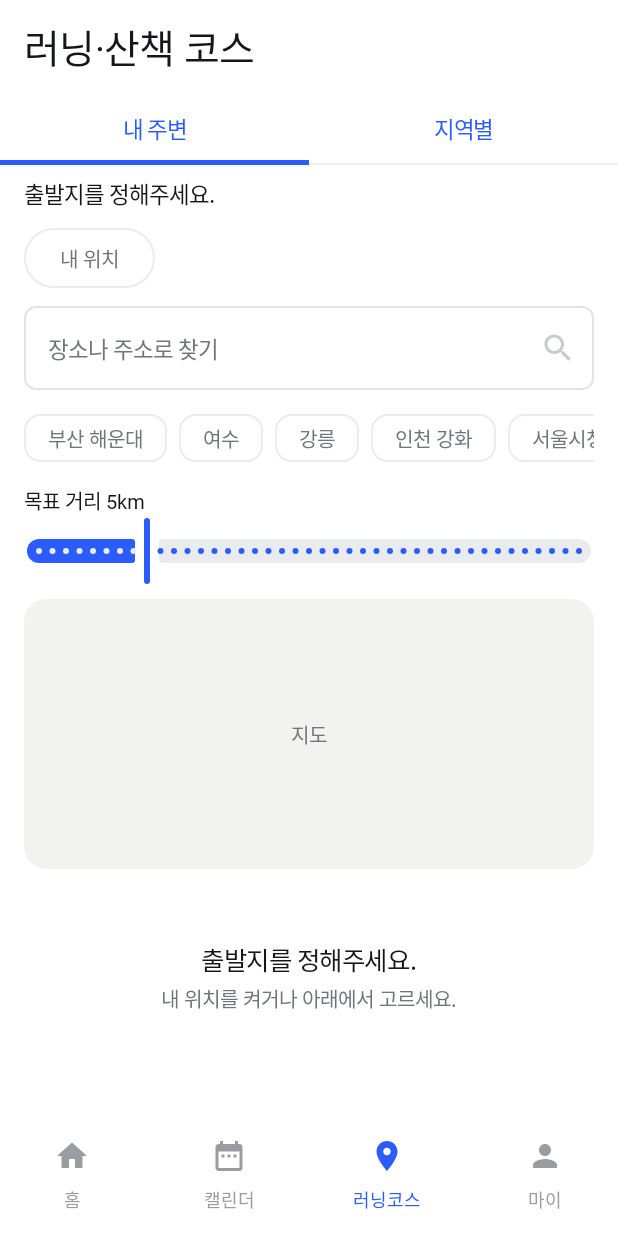
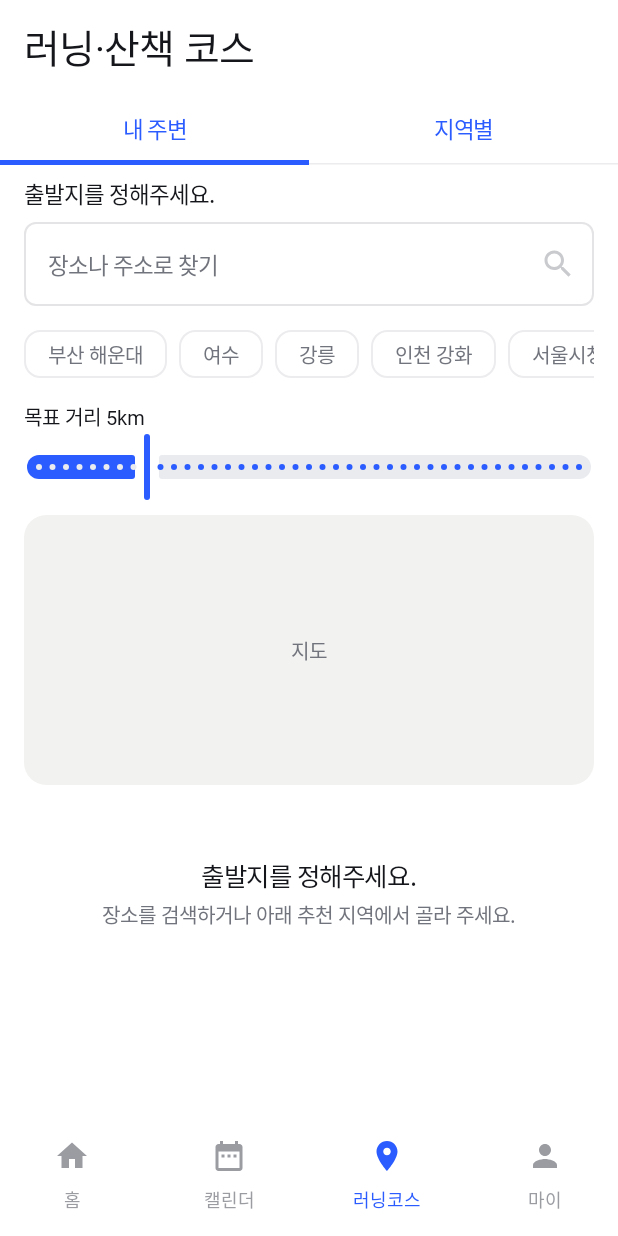
Before and after one commit to uuusun/RunningGu, an Android app built with Jetpack Compose: the CourseScreen screen opened through its navigation route, on a phone screen of 412 x 824 dp. Run offline under Robolectric (Android 15) with nearby library versions, the light colour scheme and no system bars; network calls fail; pictures from the network do not load; Roboto replaces fonts that are not available here.

Commit message:
feat(course): S8 에서 기기 위치 경로를 걷어낸다 (AP-12 · 결정-56 · #215)
#215 순서 3번. 계약(#218)이 develop 에 들어와 화면을 맞춘다.

## CourseScreen

- MyLocationButton 통째로 삭제 — permission launcher · LOCATION_PERMISSIONS ·
  ContextCompat 권한 조회까지 함께 없어진다. **앱에서 위치 권한을 요청하는
  자리는 여기 하나뿐이었다**
- 안 쓰게 된 import 6개 제거 (Manifest · PackageManager · ContextCompat ·
  rememberLauncherForActivityResult · ActivityResultContracts · LocalContext)
- OriginState.Locating 을 **미선택으로 접었다.** 기기 위치를 안 쓰면 "확인하는
  중" 이라는 상태가 없다. UiState 시그니처는 건드리지 않았다 — 그건 순서 4번이다
- locationMessage 표시 제거 (권한 거부·서비스 꺼짐 안내)
- [뛰기] 삭제. 버튼이 [저장] 하나가 되어 Row 도 걷었다
- 문구 둘을 확정본으로 (SPEC §4.11-7)
    출발지 미선택  "장소를 검색하거나 아래 추천 지역에서 골라 주세요."
    경로 없음      "이 근처엔 따라갈 경로가 없어요."
  뒤 문장의 "자유롭게 뛰어도 기록은 그대로 남습니다" 는 GPS 기록을 전제한 말이다

## UI 문구·주석

내 주변 → 출발지 주변, GPS/현재 위치 표현 정리 — CourseFormat · NumberRail ·
Color · Theme · HeroTerrain · RunningGuNavHost.

목업 v2 의 빈 상태 설명도 같이 고쳤다. 이 PR 이 바꾸는 바로 그 문구라, 따로
두면 화면과 목업이 서로 다른 말을 한다.

## 범위 밖으로 둔 것

- CourseUiState · CourseViewModel — 순서 4번(김민지)
- 목업 v2 의 GPS 기록 화면 · ui-mockup-prompts.md · figma-flow-board — 29곳이라
  섞으면 이 PR 이 안 읽힌다. 바로 다음 문서 PR 로 올린다

## 검증

:app:testDebugUnitTest  BUILD SUCCESSFUL
:app:assembleDebug      BUILD SUCCESSFUL

계약이 먼저 서 있어서(#218) 화면만 맞추면 되는 작업이었다.

```diff
--- a/android/app/src/main/java/com/runninggu/app/ui/common/NumberRail.kt
+++ b/android/app/src/main/java/com/runninggu/app/ui/common/NumberRail.kt
@@ -19,7 +19,7 @@ import androidx.compose.ui.unit.dp
  * **두 화면이 같은 뜻(순번)에 같은 모양을 쓰게 하려고 여기 둔다.**
  *
  * - S7 동선 타임라인 — 블록 순서. 지도 핀 번호와 같은 값이다 (§3-8)
- * - S8 내 주변 목록 — 거리순 순번. 역시 지도 번호 핀과 같은 값이다 (§4.11-4 "리스트 번호 일치")
+ * - S8 출발지 주변 목록 — 거리순 순번. 역시 지도 번호 핀과 같은 값이다 (§4.11-4 "리스트 번호 일치")
  *
  * 화면마다 복사해 두면 한쪽 지름이나 색을 바꿨을 때 다른 쪽만 예전 모양으로 남고 아무도
  * 모른다 — 같은 모양으로 두려던 것이 거기서 깨진다(#158 리뷰).
--- a/android/app/src/main/java/com/runninggu/app/ui/course/CourseFormat.kt
+++ b/android/app/src/main/java/com/runninggu/app/ui/course/CourseFormat.kt
@@ -22,7 +22,7 @@ fun formatKm(km: Double): String =
     if (km % 1.0 == 0.0) km.toInt().toString() else km.toString()
 
 /**
- * 내 주변 카드 부제.
+ * 출발지 주변 카드 부제.
  *
  * - 경로 있음 — "{왕복 km}·약 {분}분·난이도·상승 {m}m"
  * - 경로 없음 — "{카테고리} · {거리}"
--- a/android/app/src/main/java/com/runninggu/app/ui/course/CourseScreen.kt
+++ b/android/app/src/main/java/com/runninggu/app/ui/course/CourseScreen.kt
@@ -2,12 +2,6 @@ package com.runninggu.app.ui.course
 
 import androidx.compose.foundation.background
 import androidx.compose.foundation.clickable
-import android.Manifest
-import android.content.pm.PackageManager
-import androidx.activity.compose.rememberLauncherForActivityResult
-import androidx.activity.result.contract.ActivityResultContracts
-import androidx.compose.ui.platform.LocalContext
-import androidx.core.content.ContextCompat
 import androidx.compose.foundation.horizontalScroll
 import androidx.compose.foundation.layout.Arrangement
 import androidx.compose.foundation.layout.Column
@@ -114,7 +108,7 @@ fun CourseScreen(
     }
 }
 
-// ── 내 주변 ────────────────────────────────────────────────
+// ── 출발지 주변 ────────────────────────────────────────────
 
 @Composable
 private fun NearbyTab(state: CourseUiState, viewModel: CourseViewModel) {
@@ -125,7 +119,10 @@ private fun NearbyTab(state: CourseUiState, viewModel: CourseViewModel) {
 
         when (val near = state.nearby) {
             NearbyState.Idle -> item {
-                EmptyState(title = "출발지를 정해주세요.", description = "내 위치를 켜거나 아래에서 고르세요.")
+                EmptyState(
+                    title = "출발지를 정해주세요.",
+                    description = "장소를 검색하거나 아래 추천 지역에서 골라 주세요.",
+                )
             }
 
             NearbyState.Loading -> item { LoadingState(message = "이 근처를 찾는 중…") }
@@ -176,25 +173,11 @@ private fun NearbyTab(state: CourseUiState, viewModel: CourseViewModel) {
 private fun OriginRow(state: CourseUiState, viewModel: CourseViewModel) {
     Column(Modifier.padding(horizontal = 16.dp, vertical = 8.dp)) {
         val label = when (val origin = state.origin) {
-            OriginState.Undecided -> "출발지를 정해주세요."
-            OriginState.Locating -> "위치를 확인하는 중…"
+            // 기기 위치를 안 쓰므로 "확인하는 중" 이 없다. 고르기 전은 한 상태뿐이다 (결정-56)
             is OriginState.Fixed -> origin.name
+            else -> "출발지를 정해주세요."
         }
         Text(text = label, style = MaterialTheme.typography.bodyLarge, fontWeight = FontWeight.Medium)
-
-        Spacer(Modifier.height(8.dp))
-
-        MyLocationButton(state = state, viewModel = viewModel)
-
-        // 못 잡아도 화면을 막지 않는다. 아래 검색·프리셋으로 계속 갈 수 있다 (NFR-15)
-        state.locationMessage?.let { message ->
-            Spacer(Modifier.height(4.dp))
-            Text(
-                text = message,
-                style = MaterialTheme.typography.bodySmall,
-                color = MaterialTheme.colorScheme.onSurfaceVariant,
-            )
-        }
 
         Spacer(Modifier.height(8.dp))
 
@@ -217,54 +200,6 @@ private fun OriginRow(state: CourseUiState, viewModel: CourseViewModel) {
         }
     }
 }
-
-/**
- * [내 위치]. (SPEC §4.11-1 ① · NFR-15)
- *
- * **권한을 물어보는 자리는 여기뿐이다.** 화면에 있어야 시스템 대화상자를 띄울 수 있어서
- * ViewModel 이 못 한다. 허용되면 조회를 맡기고, 거부되면 그 사실만 넘긴다.
- *
- * 정밀·대략 둘 다 요청하되 **하나만 허용해도 진행한다** — 코스 추천은 반경 8km 기준이라
- * 대략 위치로 충분하다.
- */
-@Composable
-private fun MyLocationButton(state: CourseUiState, viewModel: CourseViewModel) {
-    val context = LocalContext.current
-    val locating = state.origin == OriginState.Locating
-
-    val permissionLauncher = rememberLauncherForActivityResult(
-        ActivityResultContracts.RequestMultiplePermissions(),
-    ) { granted ->
-        if (granted.values.any { it }) {
-            viewModel.onUseMyLocation()
-        } else {
-            viewModel.onLocationPermissionDenied()
-        }
-    }
-
-    OutlinedButton(
-        onClick = {
-            val alreadyGranted = LOCATION_PERMISSIONS.any { permission ->
-                ContextCompat.checkSelfPermission(context, permission) ==
-                    PackageManager.PERMISSION_GRANTED
-            }
-            // 이미 있으면 다시 묻지 않는다 — 물어봐도 대화상자가 안 뜨고 콜백만 온다
-            if (alreadyGranted) {
-                viewModel.onUseMyLocation()
-            } else {
-                permissionLauncher.launch(LOCATION_PERMISSIONS)
-            }
-        },
-        enabled = !locating,
-    ) {
-        Text(if (locating) "위치를 확인하는 중…" else "내 위치")
-    }
-}
-
-private val LOCATION_PERMISSIONS = arrayOf(
-    Manifest.permission.ACCESS_FINE_LOCATION,
-    Manifest.permission.ACCESS_COARSE_LOCATION,
-)
 
 /**
  * 출발지 검색. (SPEC §4.11-1 ② · API 명세 §4-4)
@@ -352,7 +287,7 @@ private fun TargetSlider(state: CourseUiState, viewModel: CourseViewModel) {
  * ## ⚠️ [LazyColumn] 안이라 스크롤로 벗어나면 다시 만들어진다
  *
  * [RunningGuMap] 이 `MapView` 를 `remember` 로 붙드는데, 그 기억은 **이 item 의
- * 컴포지션에 묶인다.** 목록을 내렸다 올리면 SDK 초기화와 카메라가 다시 돈다. 내 주변
+ * 컴포지션에 묶인다.** 목록을 내렸다 올리면 SDK 초기화와 카메라가 다시 돈다. 출발지 주변
  * 목록이 최대 12건이라 화면 밖으로 밀려나는 것은 드문 일이 아니다.
  *
  * 고치는 방법이 여럿이라(고정 영역으로 빼기 등) **실기기에서 보고 정한다** — #104 확인
@@ -523,7 +458,7 @@ private fun LoginPromptDialog(onConfirm: () -> Unit, onDismiss: () -> Unit) {
 }
 
 /**
- * [저장] · [뛰기]. (SPEC §4.11-6 · API 명세 §7-A)
+ * [저장]. (SPEC §4.11-6 · API 명세 §7-A)
  *
  * **[저장]은 고른 경로가 있어야 눌린다.** 아무것도 안 골랐는데 눌리면 무엇이 저장되는지
  * 알 수 없고, 걷기 스팟만 있는 목록(수도권의 기본 경험)에서는 저장할 대상 자체가 없다.
@@ -534,14 +469,12 @@ private fun LoginPromptDialog(onConfirm: () -> Unit, onDismiss: () -> Unit) {
 @Composable
 private fun ActionRow(state: CourseUiState, viewModel: CourseViewModel, hasNoRoute: Boolean) {
     Column(Modifier.padding(horizontal = 16.dp, vertical = 8.dp)) {
-        Row(horizontalArrangement = Arrangement.spacedBy(8.dp)) {
-            OutlinedButton(
-                onClick = viewModel::onSaveCourse,
-                enabled = state.canSave,
-            ) {
-                Text(if (state.save is SaveCourseState.Saving) "저장 중…" else "저장")
-            }
-            OutlinedButton(onClick = { /* TODO(AP-22 · P1): GPS 기록 */ }) { Text("뛰기") }
+        // 버튼은 [저장] 하나다 🔒확정(결정-56). [뛰기] 는 GPS 기록과 함께 제품에서 빠졌다
+        OutlinedButton(
+            onClick = viewModel::onSaveCourse,
+            enabled = state.canSave,
+        ) {
+            Text(if (state.save is SaveCourseState.Saving) "저장 중…" else "저장")
         }
         val save = state.save
         if (save is SaveCourseState.Done) {
@@ -560,7 +493,8 @@ private fun ActionRow(state: CourseUiState, viewModel: CourseViewModel, hasNoRou
         if (hasNoRoute) {
             Spacer(Modifier.height(6.dp))
             Text(
-                text = "이 근처엔 따라갈 경로가 없어요. 자유롭게 뛰어도 기록은 그대로 남습니다.",
+                // 뒷문장("자유롭게 뛰어도 기록은 남습니다")은 GPS 기록을 전제한 말이라 뺐다
+                text = "이 근처엔 따라갈 경로가 없어요.",
                 style = MaterialTheme.typography.bodySmall,
                 color = MaterialTheme.colorScheme.onSurfaceVariant,
             )
--- a/android/app/src/main/java/com/runninggu/app/ui/home/HeroTerrain.kt
+++ b/android/app/src/main/java/com/runninggu/app/ui/home/HeroTerrain.kt
@@ -92,7 +92,7 @@ private fun DrawScope.drawMeshGrid() {
 
 /**
  * 코스 루프. 원근으로 보면 앞·뒤 구간이 화면을 가로지르는 호 2개로 보인다.
- * 위쪽 호에는 현재 위치를 뜻하는 노드 점을 찍는다.
+ * 위쪽 호에는 경로 위의 지점을 뜻하는 노드 점을 찍는다.
  */
 private fun DrawScope.drawCourseRibbon() {
     val w = size.width
--- a/android/app/src/main/java/com/runninggu/app/ui/navigation/RunningGuNavHost.kt
+++ b/android/app/src/main/java/com/runninggu/app/ui/navigation/RunningGuNavHost.kt
@@ -111,7 +111,7 @@ fun RunningGuNavHost(
         }
 
         // S8-D 저장 코스 상세 — 마이 [러닝코스] 에서만 들어온다 (matrix D-20).
-        // near·ran 변형은 각각 AP-12 · P1 이라 route 를 두지 않는다.
+        // near 변형은 AP-12 라 route 를 두지 않는다. ran 은 제품에서 빠졌다(결정-56).
         composable(
             route = Routes.COURSE_DETAIL_SAVED_PATTERN,
             arguments = listOf(
--- a/android/app/src/main/java/com/runninggu/app/ui/theme/Color.kt
+++ b/android/app/src/main/java/com/runninggu/app/ui/theme/Color.kt
@@ -37,7 +37,7 @@ val Line = Color(0xFFE4E4E6)        // --line
 val Line2 = Color(0xFFECECEE)       // --line2
 val Line3 = Color(0xFFF0F0F0)       // --line3
 
-// 몰입(다크) 레지스터 — 홈 히어로·지도·GPS 기록.
+// 몰입(다크) 레지스터 — 홈 히어로·지도.
 val Deep = Color(0xFF0C1024)        // --deep
 val Deep2 = Color(0xFF131A38)       // --deep-2
 val Deep3 = Color(0xFF1B2450)       // --deep-3
--- a/android/app/src/main/java/com/runninggu/app/ui/theme/Theme.kt
+++ b/android/app/src/main/java/com/runninggu/app/ui/theme/Theme.kt
@@ -74,7 +74,7 @@ private val RunningGuColorScheme = lightColorScheme(
  * 덮어써서, 기기마다 다른 색이 나오고 목업의 브랜드 파랑이 사라진다.
  *
  * 다크 테마도 두지 않는다 — 목업 v2가 라이트 단일 레지스터이고 SPEC에도 요구가 없다.
- * (지도·GPS 기록의 '몰입 다크'는 화면 단위 처리이지 앱 테마가 아니다.)
+ * (지도의 '몰입 다크'는 화면 단위 처리이지 앱 테마가 아니다.)
  */
 @Composable
 fun RunningGuTheme(
```
Also changed, not shown: 1 other file.
